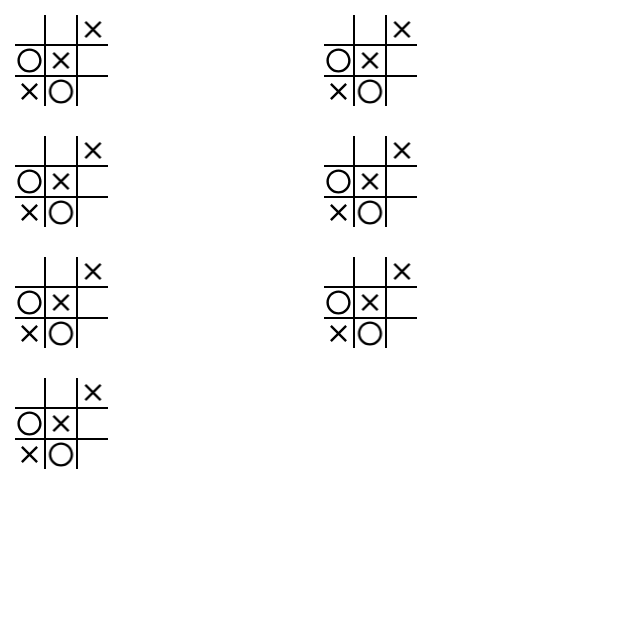
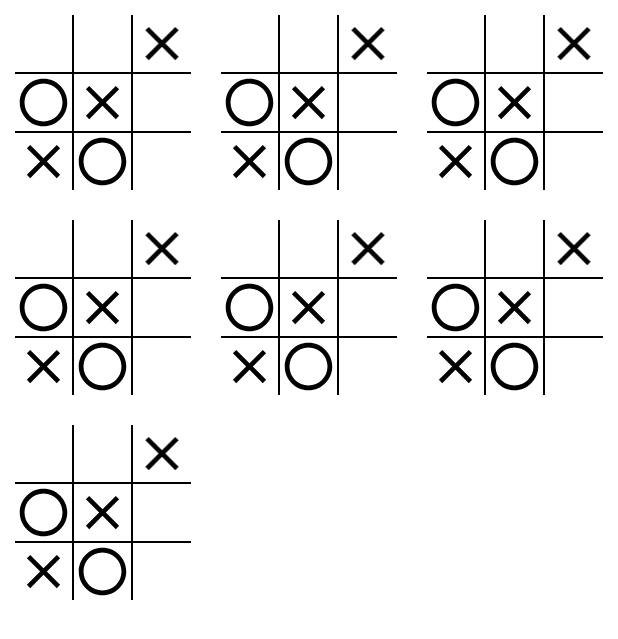
Before and after one commit to HeraEXE/Android-TicTacToe, an Android app: the GameHistoryFragment screen opened through its navigation route, on a phone screen of 412 x 824 dp. Shown: the top 639 px of the screen. Run offline under Robolectric (Android 15) with nearby library versions, the phone set to English and light mode, and no system bars; our stand-ins replace Dagger/Hilt's generated code.

Commit message:
Updated game history ui

```diff
--- a/app/src/main/java/net/herasevyan/tictactoe/ui/game_history/GameHistoryAdapter.kt
+++ b/app/src/main/java/net/herasevyan/tictactoe/ui/game_history/GameHistoryAdapter.kt
@@ -65,24 +65,6 @@ class GameHistoryAdapter : RecyclerView.Adapter<GameHistoryAdapter.ViewHolder>()
             val row0Params = row0Layout.layoutParams
             val row1Params = row1Layout.layoutParams
             val row2Params = row2Layout.layoutParams
-            val row1ViewParams= row1View.layoutParams
-            val row2ViewParams = row2View.layoutParams
-
-            val width = row0Layout.width / 3
-
-            row0Params.width = width
-            row1Params.width = width
-            row2Params.width = width
-            row1ViewParams.width = width
-            row2ViewParams.width = width
-
-            row0Layout.layoutParams = row0Params
-            row1Layout.layoutParams = row1Params
-            row2Layout.layoutParams = row2Params
-            row1View.layoutParams = row1ViewParams
-            row2View.layoutParams = row2ViewParams
-
-            delay(100)
 
             row0Params.height = item00Img.width
             row1Params.height = item00Img.width
--- a/app/src/main/java/net/herasevyan/tictactoe/ui/game_history/GameHistoryFragment.kt
+++ b/app/src/main/java/net/herasevyan/tictactoe/ui/game_history/GameHistoryFragment.kt
@@ -20,7 +20,7 @@ class GameHistoryFragment : Fragment(R.layout.fragment_game_history) {
         super.onViewCreated(view, savedInstanceState)
         bindingNullable = FragmentGameHistoryBinding.bind(view)
 
-        binding.historyRecyclerView.layoutManager = GridLayoutManager(requireContext(), 2)
+        binding.historyRecyclerView.layoutManager = GridLayoutManager(requireContext(), 3)
         binding.historyRecyclerView.adapter = adapter
 
         adapter.updateItems((activity?.application as App).history)
--- a/app/src/main/res/layout/item_game_history.xml
+++ b/app/src/main/res/layout/item_game_history.xml
@@ -4,6 +4,7 @@
     android:layout_height="wrap_content"
     android:background="@color/white"
     android:orientation="vertical"
+    android:gravity="center"
     android:padding="10dp">
 
     <LinearLayout
@@ -43,7 +44,6 @@
     </LinearLayout>
 
     <View
-        android:id="@+id/row1_view"
         android:layout_width="match_parent"
         android:layout_height="1dp"
         android:background="@color/black" />
@@ -85,7 +85,6 @@
     </LinearLayout>
 
     <View
-        android:id="@+id/row2_view"
         android:layout_width="match_parent"
         android:layout_height="1dp"
         android:background="@color/black" />
```
